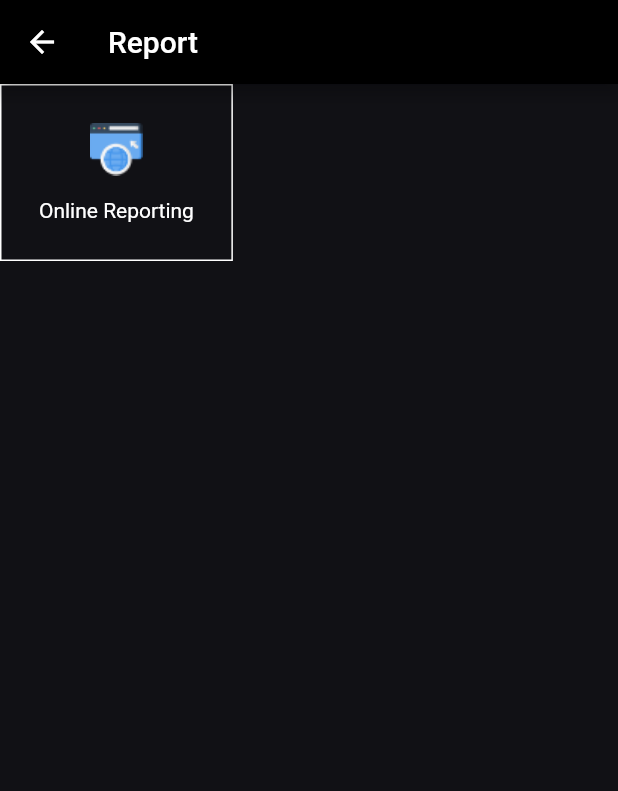
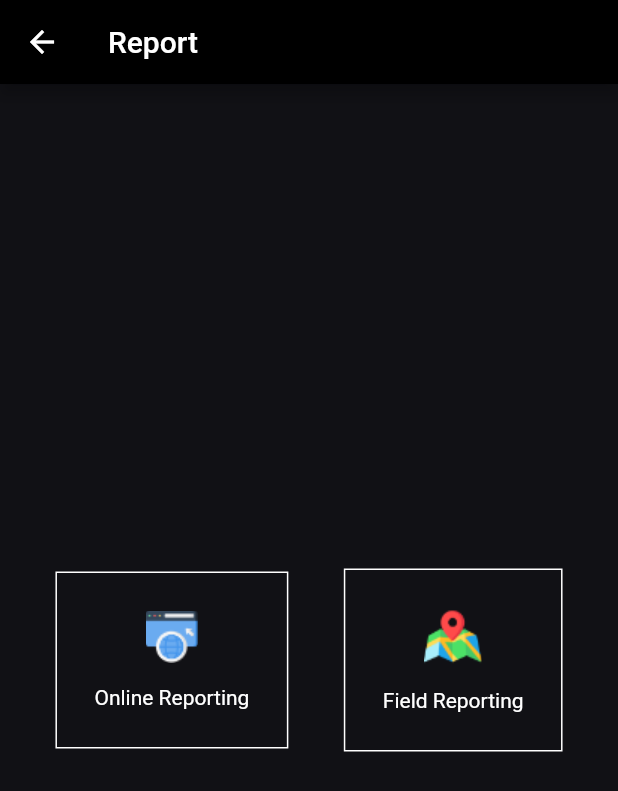
Before and after one commit to thomasjoseph22/cyberhawk, a Flutter app: the Report screen opened directly, on a phone screen of 412 x 824 dp. Shown: the top 791 px of the screen. Run offline on Flutter 3.47's test engine with Material 2 defaults, Android fonts, the phone set to English and light mode, and no system bars; our stand-ins replace flutter_bloc, fluttertoast, toggle_switch.

Commit message:
ninth commit

```diff
--- a/lib/Splash.dart
+++ b/lib/Splash.dart
@@ -1,10 +1,7 @@
 import 'dart:async';
 
-import 'package:cyberhawk/firstpage.dart';
 import 'package:cyberhawk/homepage.dart';
 import 'package:flutter/material.dart';
-import 'package:flutter/src/widgets/container.dart';
-import 'package:flutter/src/widgets/framework.dart';
 
 class Splashp extends StatefulWidget {
   const Splashp({super.key});
@@ -32,7 +29,7 @@ class _SplashpState extends State<Splashp> {
         mainAxisAlignment: MainAxisAlignment.center,
         children: [
           Center(child: Image.asset("assets/report.png")),
-          Text('cyberhawk'),
+          const Text('cyberhawk'),
         ],
       ),
     );
--- a/lib/bloc/loginbloc.dart
+++ b/lib/bloc/loginbloc.dart
@@ -1,7 +1,6 @@
 import 'dart:async';
 
 import 'package:flutter_bloc/flutter_bloc.dart';
-import 'package:fluttertoast/fluttertoast.dart';
 
 class LoginBloc extends Bloc<LoginEvent, LoginState> {
   LoginBloc() : super(GroceryBannerInitial()) {
@@ -11,7 +10,7 @@ class LoginBloc extends Bloc<LoginEvent, LoginState> {
       GetLoginEvent event, Emitter<LoginState> emit) async {
     emit(Loading());
 
-    if (event.password == "123" && event.username == "kevin") {
+    if (event.password == "123" && event.username == "Thomas") {
       emit(LoginSuccess());
     } else {
       emit(LoginError());
--- a/lib/main.dart
+++ b/lib/main.dart
@@ -1,6 +1,5 @@
 import 'package:cyberhawk/Splash.dart';
 import 'package:cyberhawk/bloc/loginbloc.dart';
-import 'package:cyberhawk/homepage.dart';
 import 'package:flutter/material.dart';
 import 'package:flutter_bloc/flutter_bloc.dart';
 
--- a/lib/reportcrime.dart
+++ b/lib/reportcrime.dart
@@ -17,13 +17,15 @@ class _ReportState extends State<Report> {
         backgroundColor: Colors.black,
         title: const Text('Report'),
       ),
-      body: SingleChildScrollView(
-        child: Row(
-          mainAxisAlignment: MainAxisAlignment.start,
-          crossAxisAlignment: CrossAxisAlignment.start,
+      body: Column(
+        mainAxisAlignment: MainAxisAlignment.center,
+        crossAxisAlignment: CrossAxisAlignment.center,
+        children: [
+          Row(
+            mainAxisAlignment: MainAxisAlignment.spaceEvenly,
+            crossAxisAlignment: CrossAxisAlignment.center,
             children: [
               InkWell(
-
                 onTap: (() {
                   Navigator.push(context,
                       MaterialPageRoute(builder: (context) => const Onlinep()));
@@ -46,8 +48,26 @@ class _ReportState extends State<Report> {
                   ),
                 ),
               ),
+              Container(
+                padding: const EdgeInsets.all(25),
+                decoration:
+                    BoxDecoration(border: Border.all(color: Colors.white)),
+                child: Column(
+                  children: [
+                    Image.asset('assets/map.png'),
+                    const SizedBox(
+                      height: 15,
+                    ),
+                    const Text(
+                      'Field Reporting',
+                      style: TextStyle(color: Colors.white),
+                    )
                   ],
                 ),
+              )
+            ],
+          )
+        ],
       ),
     );
   }
```
Also changed, not shown: lib/onlinepage.dart (+10 -3 lines). Lines whose indentation alone changed are shown as unchanged.
